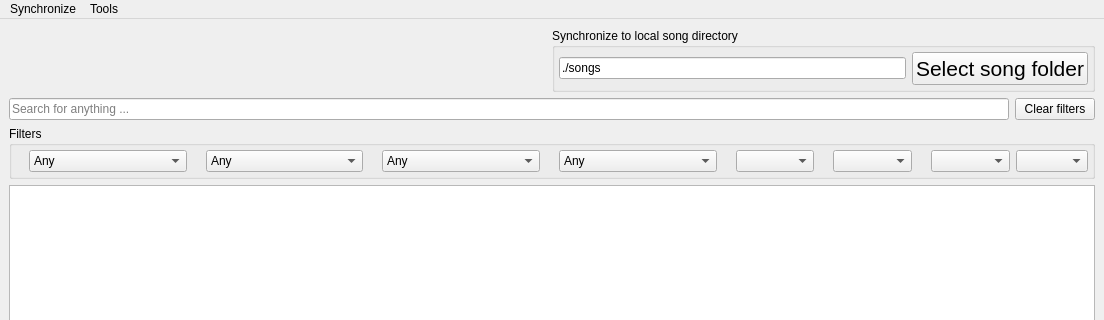
The window that src/usdb_syncer/gui/forms/MainWindow.ui (bohning/usdb_syncer) describes before a commit, drawn with Qt 5; both pictures show x 0 to 1104 and y 0 to 320 of the 1104 by 667 pixel window.
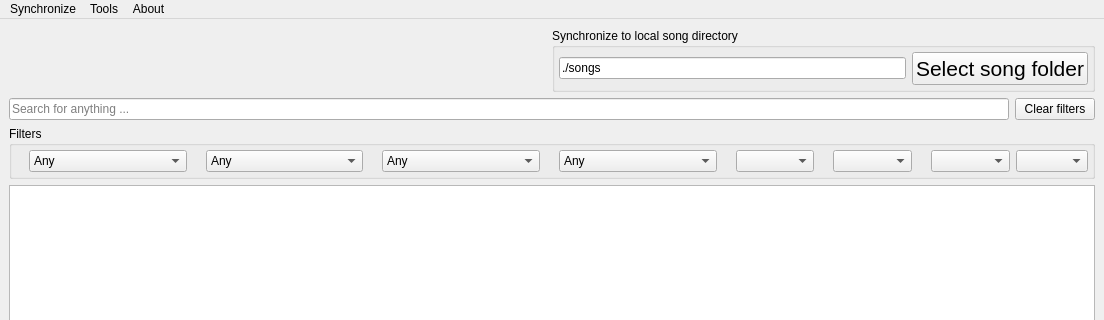
The same window after the commit. Icons and pictures are not drawn.

Commit message: Add action to show log

Patch:
```diff
--- a/src/usdb_syncer/gui/forms/MainWindow.ui
+++ b/src/usdb_syncer/gui/forms/MainWindow.ui
@@ -415,8 +415,15 @@
     <addaction name="action_refetch_song_list"/>
     <addaction name="action_select_local_songs"/>
    </widget>
+   <widget class="QMenu" name="menu_about">
+    <property name="title">
+     <string>About</string>
+    </property>
+    <addaction name="action_show_log"/>
+   </widget>
    <addaction name="menu_sync"/>
    <addaction name="menu_tools"/>
+   <addaction name="menu_about"/>
   </widget>
   <widget class="QStatusBar" name="statusbar"/>
   <action name="action_meta_tags">
```
Left out of the diff: 7 changed lines with no effect on the pictures. The commit also changes 1 other file.
